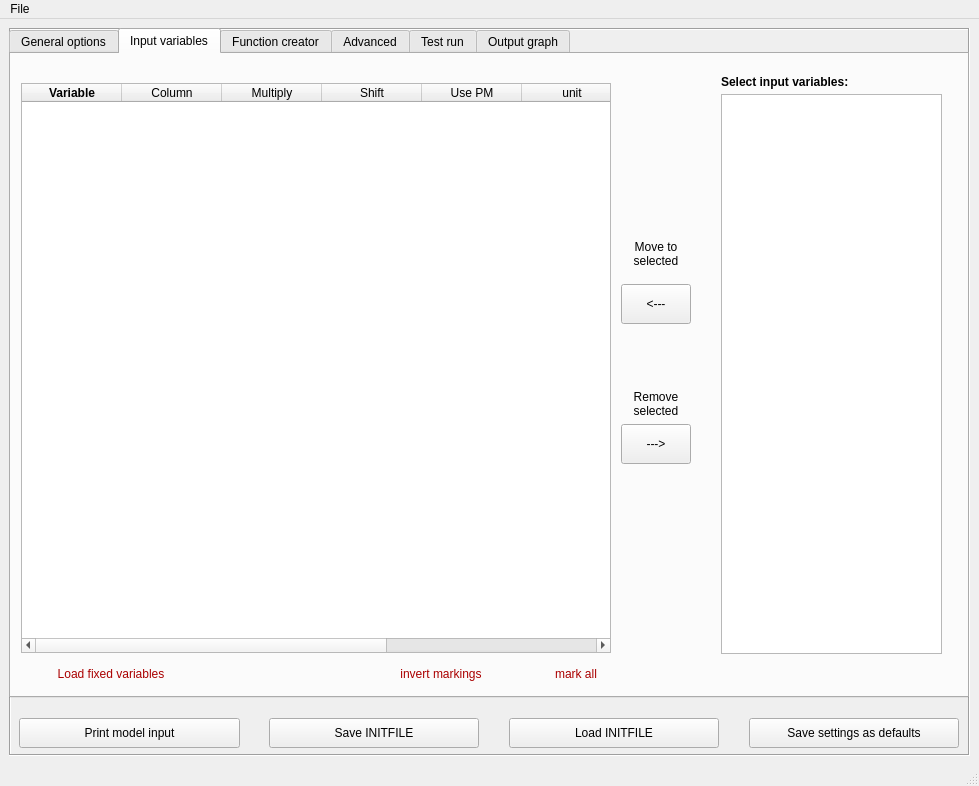
Above: gui/LSD.ui from pclusius/arca-box before the change. Below: the same form after it.
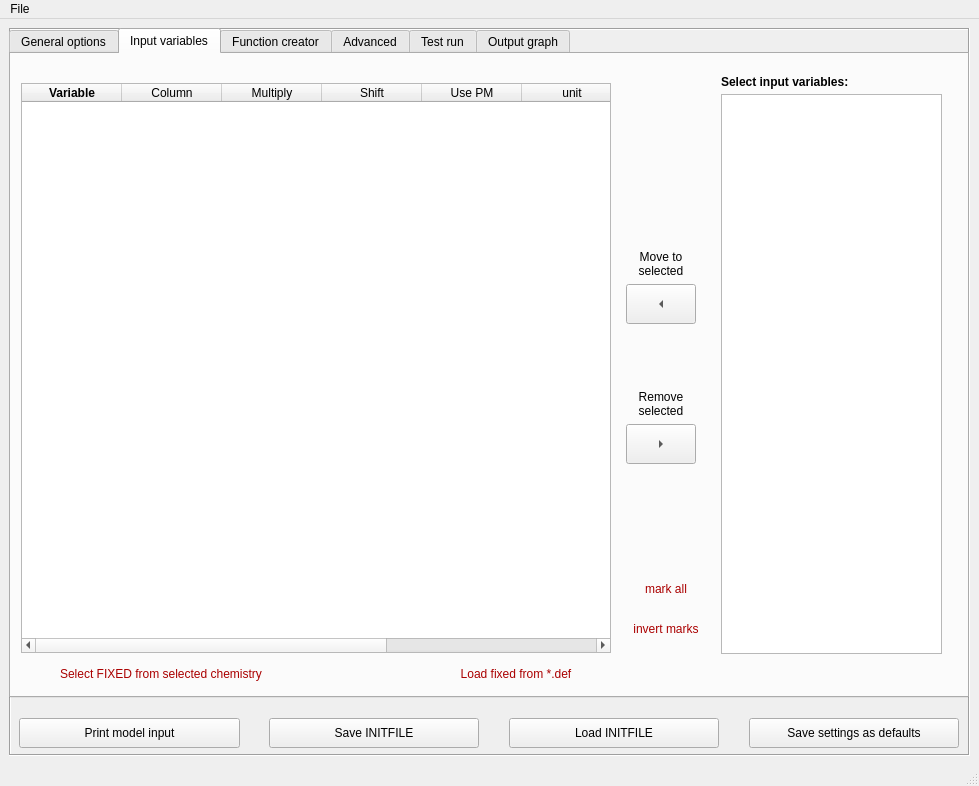
That is the form after the change. Custom widgets are drawn as their Qt base class.

Commit message: gui handles FIXED from chemistry

```diff
--- a/gui/LSD.ui
+++ b/gui/LSD.ui
@@ -1037,10 +1037,10 @@
         </property>
        </widget>
       </widget>
-      <widget class="QPushButton" name="butMoveToSelVars">
+      <widget class="QToolButton" name="butMoveToSelVars">
        <property name="geometry">
         <rect>
-         <x>610</x>
+         <x>615</x>
          <y>230</y>
          <width>70</width>
          <height>40</height>
@@ -1049,6 +1049,9 @@
        <property name="text">
         <string>&lt;---</string>
        </property>
+       <property name="arrowType">
+        <enum>Qt::LeftArrow</enum>
+       </property>
       </widget>
       <widget class="QTableWidget" name="selected_vars">
        <property name="geometry">
@@ -1106,10 +1109,10 @@
         </property>
        </column>
       </widget>
-      <widget class="QPushButton" name="butRemoveSelVars">
+      <widget class="QToolButton" name="butRemoveSelVars">
        <property name="geometry">
         <rect>
-         <x>610</x>
+         <x>615</x>
          <y>370</y>
          <width>70</width>
          <height>40</height>
@@ -1118,12 +1121,15 @@
        <property name="text">
         <string>---&gt;</string>
        </property>
+       <property name="arrowType">
+        <enum>Qt::RightArrow</enum>
+       </property>
       </widget>
       <widget class="QLabel" name="label_60">
        <property name="geometry">
         <rect>
-         <x>610</x>
-         <y>180</y>
+         <x>615</x>
+         <y>190</y>
          <width>70</width>
          <height>40</height>
         </rect>
@@ -1141,7 +1147,7 @@
       <widget class="QLabel" name="label_61">
        <property name="geometry">
         <rect>
-         <x>610</x>
+         <x>615</x>
          <y>330</y>
          <width>70</width>
          <height>40</height>
@@ -1160,9 +1166,9 @@
       <widget class="QPushButton" name="markAll">
        <property name="geometry">
         <rect>
-         <x>530</x>
-         <y>605</y>
-         <width>70</width>
+         <x>610</x>
+         <y>520</y>
+         <width>90</width>
          <height>30</height>
         </rect>
        </property>
@@ -1213,9 +1219,9 @@
       <widget class="QPushButton" name="invertMarks">
        <property name="geometry">
         <rect>
-         <x>370</x>
-         <y>605</y>
-         <width>120</width>
+         <x>610</x>
+         <y>560</y>
+         <width>90</width>
          <height>30</height>
         </rect>
        </property>
@@ -1257,7 +1263,7 @@
         </palette>
        </property>
        <property name="text">
-        <string>invert markings</string>
+        <string>invert marks</string>
        </property>
        <property name="flat">
         <bool>true</bool>
@@ -1266,9 +1272,9 @@
       <widget class="QPushButton" name="loadFixed">
        <property name="geometry">
         <rect>
-         <x>10</x>
+         <x>410</x>
          <y>605</y>
-         <width>180</width>
+         <width>190</width>
          <height>30</height>
         </rect>
        </property>
@@ -1313,7 +1319,63 @@
         <string>Loads fixed variables from KPP def-file. These are variables under the #DEFFIX header.</string>
        </property>
        <property name="text">
-        <string>Load fixed variables</string>
+        <string>Load fixed from *.def</string>
+       </property>
+       <property name="flat">
+        <bool>true</bool>
+       </property>
+      </widget>
+      <widget class="QPushButton" name="loadFixedChemistry">
+       <property name="geometry">
+        <rect>
+         <x>10</x>
+         <y>605</y>
+         <width>280</width>
+         <height>30</height>
+        </rect>
+       </property>
+       <property name="palette">
+        <palette>
+         <active>
+          <colorrole role="ButtonText">
+           <brush brushstyle="SolidPattern">
+            <color alpha="255">
+             <red>170</red>
+             <green>0</green>
+             <blue>0</blue>
+            </color>
+           </brush>
+          </colorrole>
+         </active>
+         <inactive>
+          <colorrole role="ButtonText">
+           <brush brushstyle="SolidPattern">
+            <color alpha="255">
+             <red>170</red>
+             <green>0</green>
+             <blue>0</blue>
+            </color>
+           </brush>
+          </colorrole>
+         </inactive>
+         <disabled>
+          <colorrole role="ButtonText">
+           <brush brushstyle="SolidPattern">
+            <color alpha="255">
+             <red>136</red>
+             <green>136</green>
+             <blue>136</blue>
+            </color>
+           </brush>
+          </colorrole>
+         </disabled>
+        </palette>
+       </property>
+       <property name="toolTip">
+        <string>This will select all fixed variables from the current chemistry (see tab Advanced)</string>
+       </property>
+       <property name="text">
+        <string>Select FIXED from selected chemistry</string>
        </property>
        <property name="flat">
         <bool>true</bool>
```
The commit also changes 14 other files.
